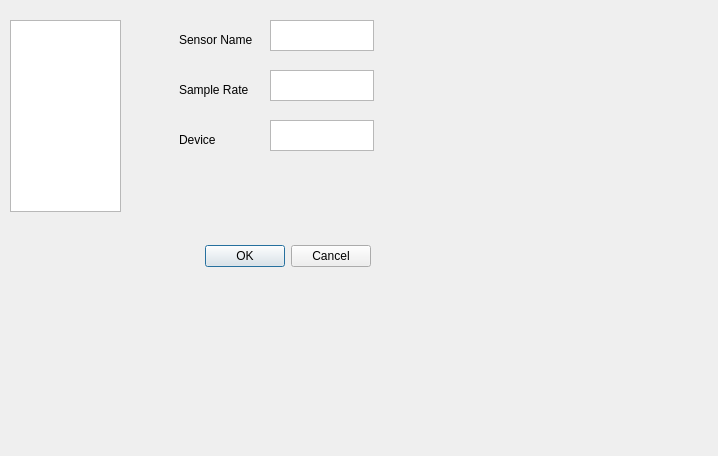
Above: src/nidas/apps/config/AddSensorDialog.ui from NCAR/nidas before the change. Below: the same form after it.
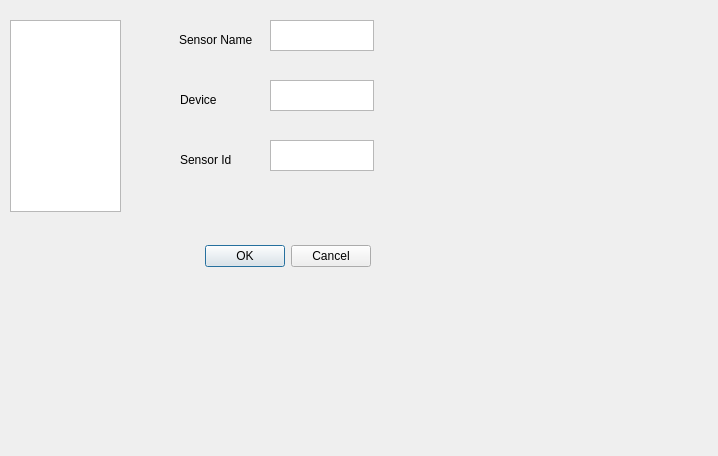
That is the form after the change. Custom widgets are drawn as their Qt base class.

Commit message: change sample rate to sensor id

What changed in the file:
```diff
--- a/src/nidas/apps/config/AddSensorDialog.ui
+++ b/src/nidas/apps/config/AddSensorDialog.ui
@@ -68,21 +68,21 @@
   <widget class="QLabel" name="label_2">
    <property name="geometry">
     <rect>
-     <x>179</x>
-     <y>80</y>
+     <x>180</x>
+     <y>150</y>
      <width>81</width>
      <height>20</height>
     </rect>
    </property>
    <property name="text">
-    <string>Sample Rate</string>
+    <string>Sensor Id</string>
    </property>
   </widget>
   <widget class="QTextEdit" name="SampleText">
    <property name="geometry">
     <rect>
      <x>270</x>
-     <y>70</y>
+     <y>140</y>
      <width>104</width>
      <height>31</height>
     </rect>
@@ -94,8 +94,8 @@
   <widget class="QLabel" name="label_3">
    <property name="geometry">
     <rect>
-     <x>179</x>
-     <y>130</y>
+     <x>180</x>
+     <y>90</y>
      <width>81</width>
      <height>20</height>
     </rect>
@@ -108,7 +108,7 @@
    <property name="geometry">
     <rect>
      <x>270</x>
-     <y>120</y>
+     <y>80</y>
      <width>104</width>
      <height>31</height>
     </rect>
```
Left out of the diff: 2 changed lines with no effect on the pictures.
